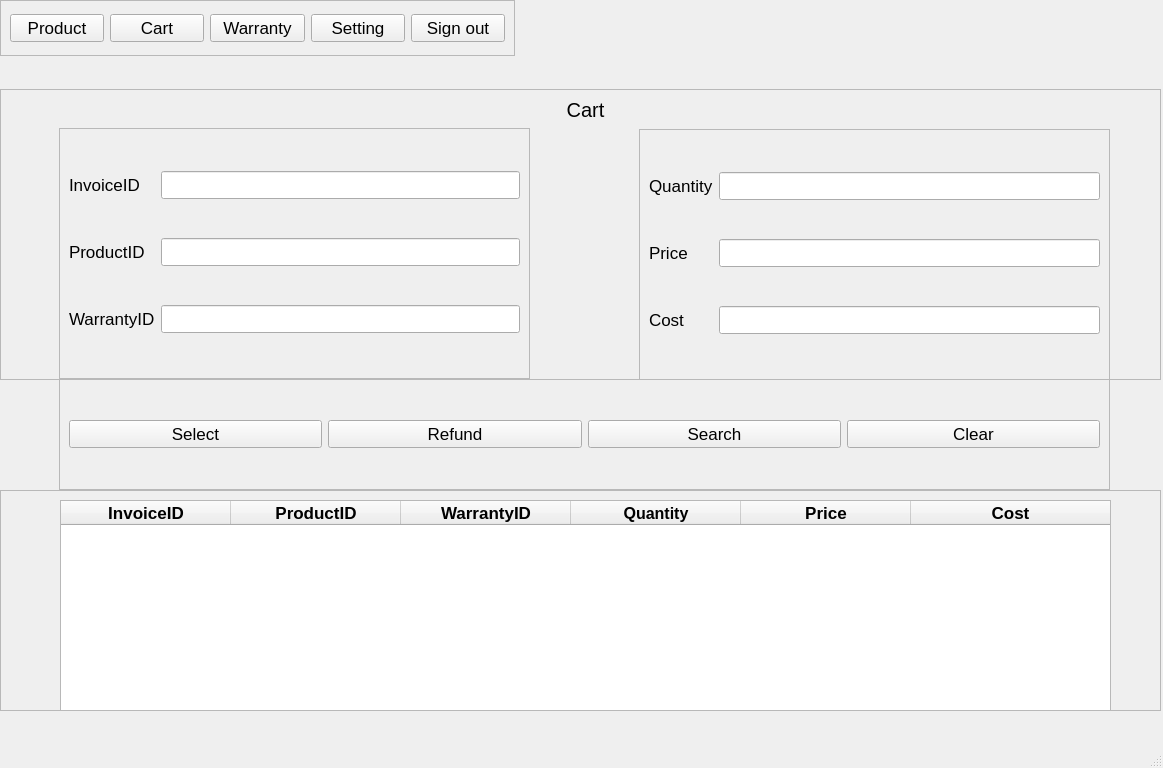
Old version of the form src/View/VIewUI/CartUser.ui in the repository Hai1205/ComputerStore-Python-.
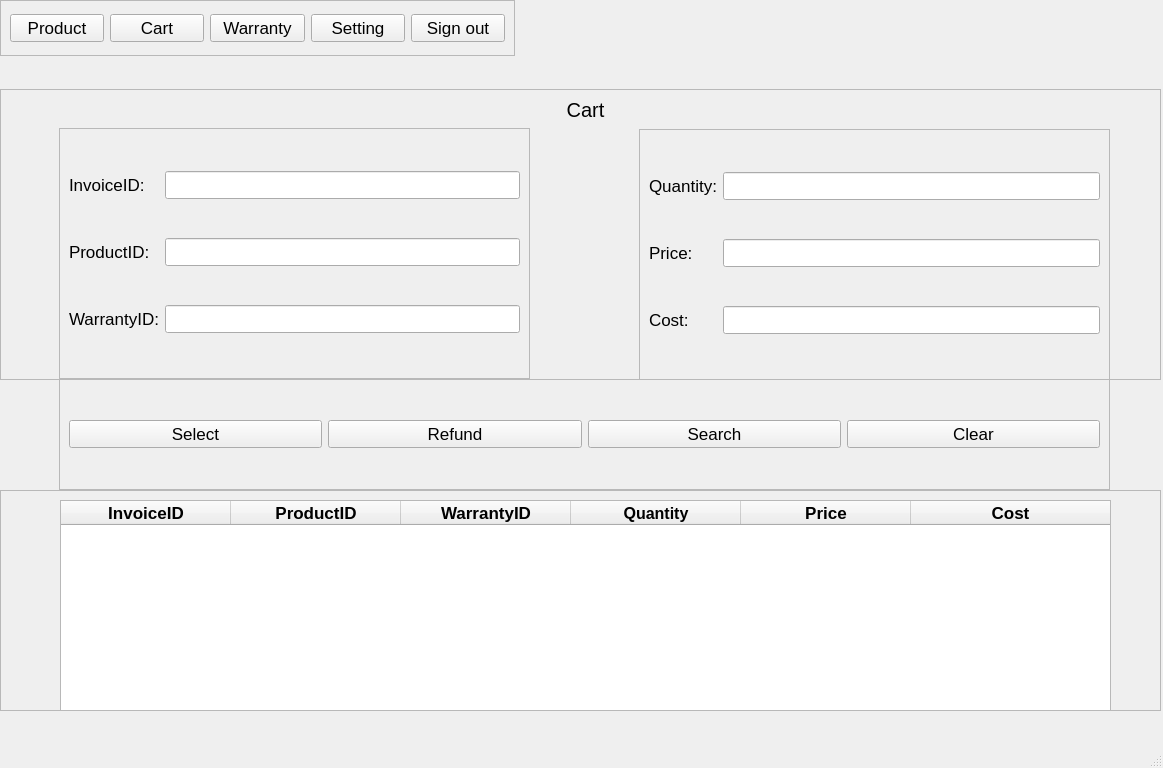
New version of the form.

Diff of the .ui file:
```diff
--- a/src/View/VIewUI/CartUser.ui
+++ b/src/View/VIewUI/CartUser.ui
@@ -192,21 +192,21 @@
       <item row="1" column="0">
        <widget class="QLabel" name="label_2">
         <property name="text">
-         <string>ProductID</string>
+         <string>ProductID:</string>
         </property>
        </widget>
       </item>
       <item row="2" column="0">
        <widget class="QLabel" name="label_3">
         <property name="text">
-         <string>WarrantyID</string>
+         <string>WarrantyID:</string>
         </property>
        </widget>
       </item>
       <item row="0" column="0">
        <widget class="QLabel" name="label_7">
         <property name="text">
-         <string>InvoiceID</string>
+         <string>InvoiceID:</string>
         </property>
        </widget>
       </item>
@@ -237,14 +237,14 @@
       <item row="1" column="0">
        <widget class="QLabel" name="label_5">
         <property name="text">
-         <string>Price</string>
+         <string>Price:</string>
         </property>
        </widget>
       </item>
       <item row="2" column="0">
        <widget class="QLabel" name="label_6">
         <property name="text">
-         <string>Cost</string>
+         <string>Cost:</string>
         </property>
        </widget>
       </item>
@@ -258,7 +258,7 @@
       <item row="0" column="0">
        <widget class="QLabel" name="label_4">
         <property name="text">
-         <string>Quantity</string>
+         <string>Quantity:</string>
         </property>
        </widget>
       </item>
```
